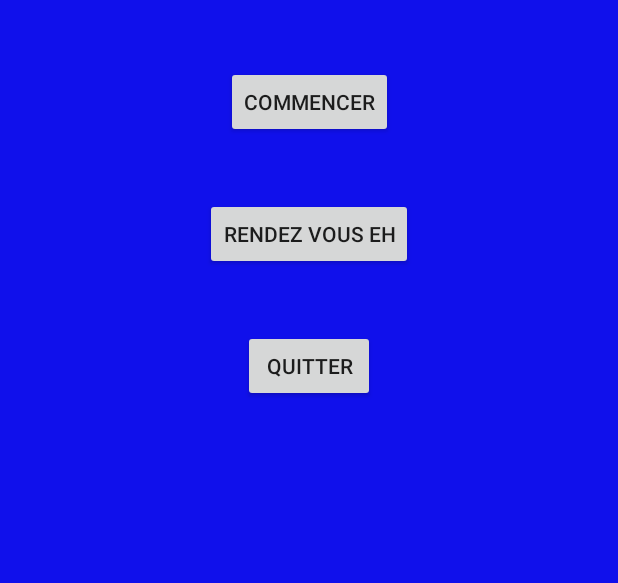
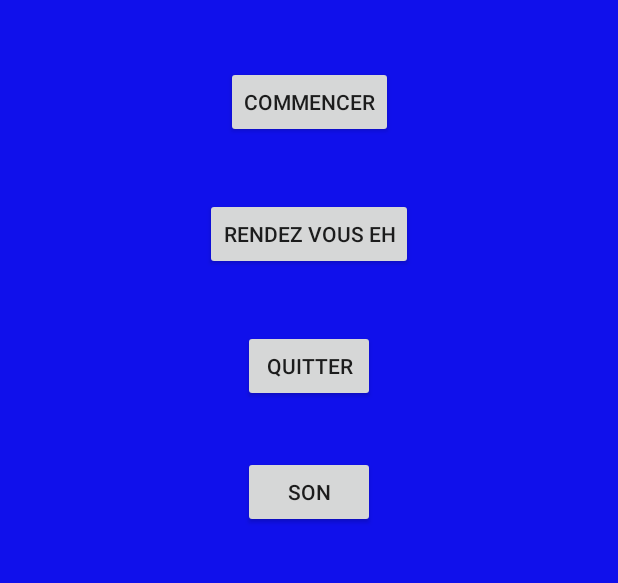
Before and after one commit to Gorgory24/Elemental-Hunter, an Android app: the screen it shows after launch (MainActivity), on a phone screen of 412 x 824 dp, the part 401-984 px from its top. Run offline under Robolectric (Android 15) with nearby library versions, the light colour scheme and no system bars.

Commit message:
Ajout du son d'ambiance

```diff
--- a/app/src/main/res/layout/activity_main.xml
+++ b/app/src/main/res/layout/activity_main.xml
@@ -52,4 +52,16 @@
         app:layout_constraintStart_toStartOf="parent"
         app:layout_constraintTop_toBottomOf="@+id/BoutonMap" />
 
+    <Button
+        android:id="@+id/Sound"
+        android:layout_width="wrap_content"
+        android:layout_height="wrap_content"
+        android:layout_marginTop="36dp"
+        android:text="Son"
+        android:onClick="play"
+        app:layout_constraintEnd_toEndOf="parent"
+        app:layout_constraintHorizontal_bias="0.501"
+        app:layout_constraintStart_toStartOf="parent"
+        app:layout_constraintTop_toBottomOf="@+id/BoutonQuitter" />
+
 </androidx.constraintlayout.widget.ConstraintLayout>
```
Also changed, not shown: app/src/main/java/com/example/testproj1/MainActivity.java (+29 -0 lines).
